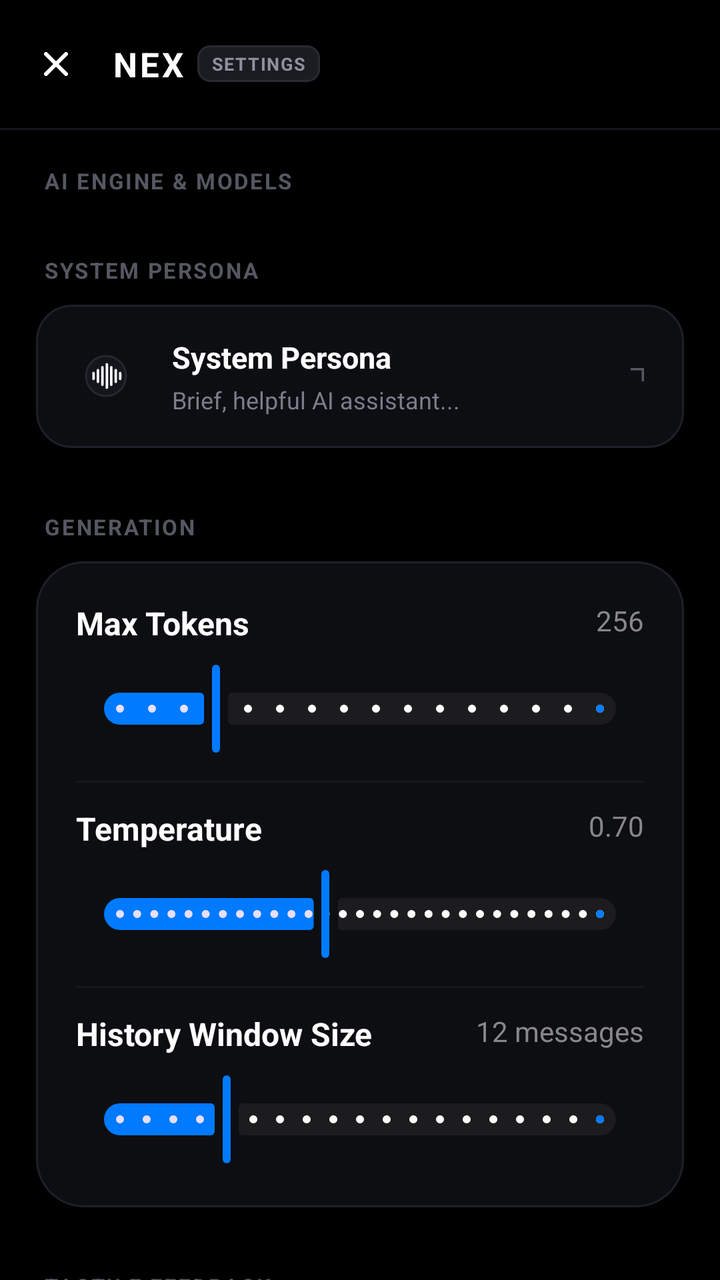
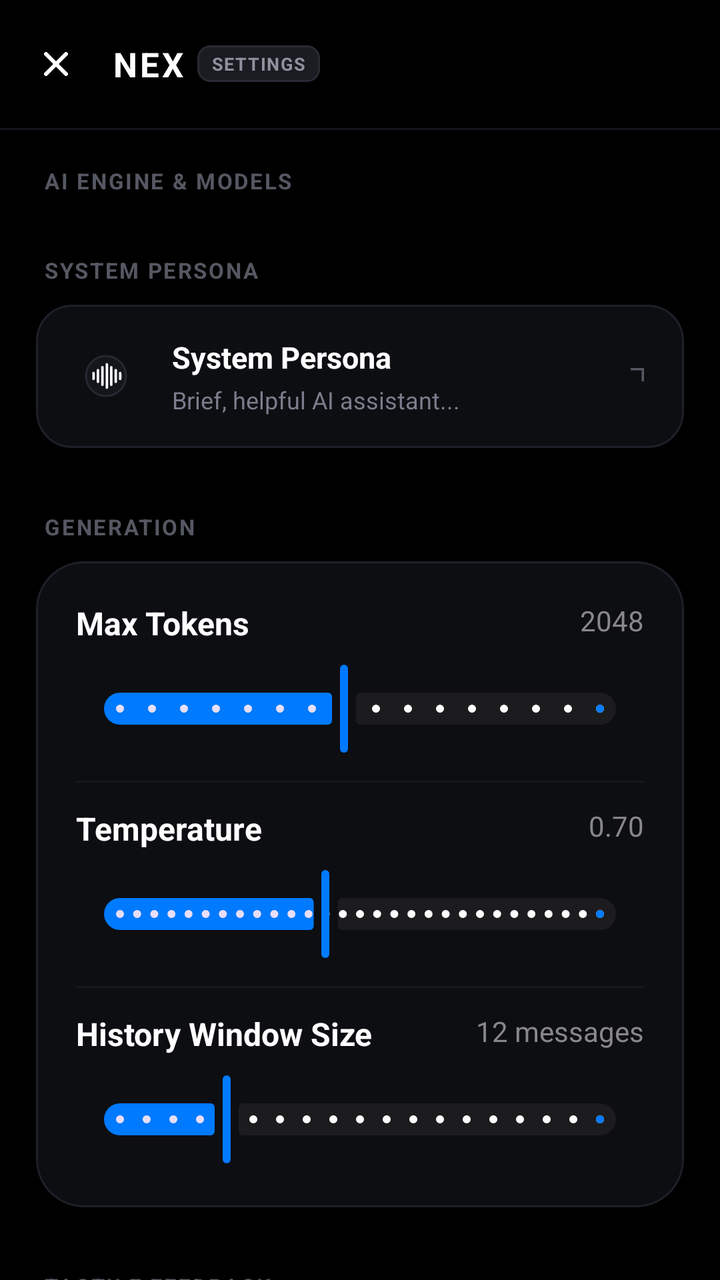

An Android layout rendered at two revisions. The XML below is the earlier revision; the diff shows what the commit changed to produce the second picture.
<!-- AndroidManifest.xml: activity theme Theme.NexV1 -->
<!-- res/layout/activity_settings.xml -->
<?xml version="1.0" encoding="utf-8"?>
<androidx.constraintlayout.widget.ConstraintLayout xmlns:android="http://schemas.android.com/apk/res/android"
    xmlns:app="http://schemas.android.com/apk/res-auto"
    xmlns:tools="http://schemas.android.com/tools"
    android:id="@+id/settings_root"
    android:layout_width="match_parent"
    android:layout_height="match_parent"
    android:background="#000000"
    tools:context=".SettingsActivity">

    
    <com.google.android.material.appbar.MaterialToolbar
        android:id="@+id/toolbar"
        android:layout_width="match_parent"
        android:layout_height="wrap_content"
        android:minHeight="?attr/actionBarSize"
        android:background="#000000"
        app:buttonGravity="center_vertical"
        app:contentInsetEnd="16dp"
        app:contentInsetStart="12dp"
        app:layout_constraintTop_toTopOf="parent"
        app:navigationIcon="@drawable/ic_close"
        app:navigationIconTint="@android:color/white">

        <LinearLayout
            android:layout_width="wrap_content"
            android:layout_height="wrap_content"
            android:layout_gravity="start|center_vertical"
            android:gravity="center_vertical"
            android:orientation="horizontal">

            <TextView
                android:layout_width="wrap_content"
                android:layout_height="wrap_content"
                android:letterSpacing="0.08"
                android:text="NEX"
                android:textColor="@android:color/white"
                android:textSize="17sp"
                android:textStyle="bold" />

            <TextView
                android:layout_width="wrap_content"
                android:layout_height="wrap_content"
                android:layout_marginStart="6dp"
                android:background="@drawable/bg_pill_tag"
                android:letterSpacing="0.06"
                android:text="SETTINGS"
                android:textColor="#8E929E"
                android:textSize="9sp"
                android:textStyle="bold" />
        </LinearLayout>

    </com.google.android.material.appbar.MaterialToolbar>

    
    <View
        android:id="@+id/headerDivider"
        android:layout_width="match_parent"
        android:layout_height="1dp"
        android:background="#14161C"
        app:layout_constraintTop_toBottomOf="@id/toolbar" />

    
    <androidx.core.widget.NestedScrollView
        android:layout_width="match_parent"
        android:layout_height="0dp"
        android:fillViewport="true"
        android:overScrollMode="never"
        android:scrollbars="none"
        app:layout_constraintBottom_toBottomOf="parent"
        app:layout_constraintTop_toBottomOf="@id/headerDivider">

        <LinearLayout
            android:layout_width="match_parent"
            android:layout_height="wrap_content"
            android:orientation="vertical"
            android:paddingHorizontal="18dp"
            android:paddingTop="18dp"
            android:paddingBottom="28dp">

            
            <TextView
                android:layout_width="match_parent"
                android:layout_height="wrap_content"
                android:layout_marginStart="4dp"
                android:layout_marginBottom="10dp"
                android:letterSpacing="0.08"
                android:text="AI ENGINE &amp; MODELS"
                android:textColor="#555862"
                android:textSize="11sp"
                android:textStyle="bold" />

            <androidx.recyclerview.widget.RecyclerView
                android:id="@+id/recycler_settings_models"
                android:layout_width="match_parent"
                android:layout_height="wrap_content"
                android:layout_marginBottom="12dp"
                android:nestedScrollingEnabled="false"
                android:overScrollMode="never" />

            
            <com.google.android.material.card.MaterialCardView
                android:id="@+id/card_download_manager"
                android:layout_width="match_parent"
                android:layout_height="wrap_content"
                android:layout_marginBottom="24dp"
                android:visibility="gone"
                app:cardBackgroundColor="#131314"
                app:cardCornerRadius="20dp"
                app:strokeColor="#007AFF"
                app:strokeWidth="1dp">

                <LinearLayout
                    android:layout_width="match_parent"
                    android:layout_height="wrap_content"
                    android:orientation="vertical"
                    android:padding="20dp">

                    <TextView
                        android:id="@+id/tv_download_title"
                        android:layout_width="wrap_content"
                        android:layout_height="wrap_content"
                        android:text="Model Download Required"
                        android:textColor="@android:color/white"
                        android:textSize="16sp"
                        android:textStyle="bold" />

                    <TextView
                        android:id="@+id/tv_download_status"
                        android:layout_width="wrap_content"
                        android:layout_height="wrap_content"
                        android:layout_marginTop="6dp"
                        android:lineSpacingExtra="2dp"
                        android:text="Download the model to use it offline."
                        android:textColor="#8E8E93"
                        android:textSize="12sp" />

                    <com.google.android.material.progressindicator.LinearProgressIndicator
                        android:id="@+id/pb_download_progress"
                        android:layout_width="match_parent"
                        android:layout_height="wrap_content"
                        android:layout_marginTop="16dp"
                        android:visibility="gone"
                        app:indicatorColor="#007AFF"
                        app:trackColor="#3A3A3C" />

                    <com.google.android.material.button.MaterialButton
                        android:id="@+id/btn_action_download"
                        style="@style/Widget.Material3.Button"
                        android:layout_width="match_parent"
                        android:layout_height="wrap_content"
                        android:layout_marginTop="16dp"
                        android:text="Download"
                        app:backgroundTint="#007AFF"
                        app:cornerRadius="14dp" />
                </LinearLayout>
            </com.google.android.material.card.MaterialCardView>

            
            <TextView
                android:layout_width="match_parent"
                android:layout_height="wrap_content"
                android:layout_marginStart="4dp"
                android:layout_marginTop="8dp"
                android:layout_marginBottom="10dp"
                android:letterSpacing="0.08"
                android:text="SYSTEM PERSONA"
                android:textColor="#555862"
                android:textSize="11sp"
                android:textStyle="bold" />

            <com.google.android.material.card.MaterialCardView
                android:layout_width="match_parent"
                android:layout_height="wrap_content"
                android:layout_marginBottom="24dp"
                app:cardBackgroundColor="#0D0E12"
                app:cardCornerRadius="18dp"
                app:cardElevation="0dp"
                app:strokeColor="#1E2129"
                app:strokeWidth="1dp">

                <LinearLayout
                    android:id="@+id/btn_edit_persona"
                    android:layout_width="match_parent"
                    android:layout_height="wrap_content"
                    android:background="?attr/selectableItemBackground"
                    android:clickable="true"
                    android:focusable="true"
                    android:orientation="vertical"
                    android:padding="16dp">

                    <RelativeLayout
                        android:layout_width="match_parent"
                        android:layout_height="wrap_content">

                        <com.google.android.material.imageview.ShapeableImageView
                            android:id="@+id/icon_persona"
                            android:layout_width="38dp"
                            android:layout_height="38dp"
                            android:layout_centerVertical="true"
                            android:background="#14161B"
                            android:padding="9dp"
                            android:src="@drawable/ic_persona"
                            app:shapeAppearanceOverlay="@style/ShapeAppearance.Material3.Corner.Full"
                            app:strokeColor="#252832"
                            app:strokeWidth="1dp"
                            app:tint="@android:color/white" />

                        <LinearLayout
                            android:layout_width="wrap_content"
                            android:layout_height="wrap_content"
                            android:layout_centerVertical="true"
                            android:layout_marginStart="14dp"
                            android:layout_toEndOf="@id/icon_persona"
                            android:orientation="vertical">

                            <TextView
                                android:layout_width="wrap_content"
                                android:layout_height="wrap_content"
                                android:text="System Persona"
                                android:textColor="@android:color/white"
                                android:textSize="15sp"
                                android:textStyle="bold" />

                            <TextView
                                android:id="@+id/tv_persona_summary"
                                android:layout_width="wrap_content"
                                android:layout_height="wrap_content"
                                android:layout_marginTop="3dp"
                                android:ellipsize="end"
                                android:maxLines="2"
                                android:text="Brief, helpful AI assistant..."
                                android:textColor="#7A7E8C"
                                android:textSize="12sp" />
                        </LinearLayout>

                        <ImageView
                            android:layout_width="16dp"
                            android:layout_height="16dp"
                            android:layout_alignParentEnd="true"
                            android:layout_centerVertical="true"
                            android:src="@drawable/ic_arrow_up_right"
                            app:tint="#555862" />
                    </RelativeLayout>
                </LinearLayout>
            </com.google.android.material.card.MaterialCardView>

            
            <TextView
                android:layout_width="match_parent"
                android:layout_height="wrap_content"
                android:layout_marginStart="4dp"
                android:layout_marginTop="8dp"
                android:layout_marginBottom="10dp"
                android:letterSpacing="0.08"
                android:text="GENERATION"
                android:textColor="#555862"
                android:textSize="11sp"
                android:textStyle="bold" />

            <com.google.android.material.card.MaterialCardView
                android:layout_width="match_parent"
                android:layout_height="wrap_content"
                android:layout_marginBottom="24dp"
                app:cardBackgroundColor="#0D0E12"
                app:cardCornerRadius="24dp"
                app:cardElevation="0dp"
                app:strokeColor="#1E2129"
                app:strokeWidth="1dp">

                <LinearLayout
                    android:layout_width="match_parent"
                    android:layout_height="wrap_content"
                    android:orientation="vertical"
                    android:padding="20dp">

                    
                    <LinearLayout
                        android:layout_width="match_parent"
                        android:layout_height="wrap_content"
                        android:orientation="vertical">

                        <RelativeLayout
                            android:layout_width="match_parent"
                            android:layout_height="wrap_content">

                            <TextView
                                android:layout_width="wrap_content"
                                android:layout_height="wrap_content"
                                android:text="Max Tokens"
                                android:textColor="@android:color/white"
                                android:textSize="16sp"
                                android:textStyle="bold" />

                            <TextView
                                android:id="@+id/tv_max_tokens_val"
                                android:layout_width="wrap_content"
                                android:layout_height="wrap_content"
                                android:layout_alignParentEnd="true"
                                android:text="256"
                                android:textColor="#888888"
                                android:textSize="14sp" />
                        </RelativeLayout>

                        <com.google.android.material.slider.Slider
                            android:id="@+id/slider_max_tokens"
                            android:layout_width="match_parent"
                            android:layout_height="wrap_content"
                            android:layout_marginTop="8dp"
                            android:stepSize="64.0"
                            android:value="256.0"
                            android:valueFrom="64.0"
                            android:valueTo="1024.0"
                            app:thumbColor="#007AFF"
                            app:trackColorActive="#007AFF"
                            app:trackColorInactive="#1C1C1E" />
                    </LinearLayout>

                    <View
                        android:layout_width="match_parent"
                        android:layout_height="1dp"
                        android:layout_marginVertical="12dp"
                        android:background="#0AFFFFFF" />

                    
                    <LinearLayout
                        android:layout_width="match_parent"
                        android:layout_height="wrap_content"
                        android:orientation="vertical">

                        <RelativeLayout
                            android:layout_width="match_parent"
                            android:layout_height="wrap_content">

                            <TextView
                                android:layout_width="wrap_content"
                                android:layout_height="wrap_content"
                                android:text="Temperature"
                                android:textColor="@android:color/white"
                                android:textSize="16sp"
                                android:textStyle="bold" />

                            <TextView
                                android:id="@+id/tv_temperature_val"
                                android:layout_width="wrap_content"
                                android:layout_height="wrap_content"
                                android:layout_alignParentEnd="true"
                                android:text="0.70"
                                android:textColor="#888888"
                                android:textSize="14sp" />
                        </RelativeLayout>

                        <com.google.android.material.slider.Slider
                            android:id="@+id/slider_temperature"
                            android:layout_width="match_parent"
                            android:layout_height="wrap_content"
                            android:layout_marginTop="8dp"
                            android:stepSize="0.05"
                            android:value="0.7"
                            android:valueFrom="0.1"
                            android:valueTo="1.5"
                            app:thumbColor="#007AFF"
                            app:trackColorActive="#007AFF"
                            app:trackColorInactive="#1C1C1E" />
                    </LinearLayout>

                    <View
                        android:layout_width="match_parent"
                        android:layout_height="1dp"
                        android:layout_marginVertical="12dp"
                        android:background="#0AFFFFFF" />

                    
                    <LinearLayout
                        android:layout_width="match_parent"
                        android:layout_height="wrap_content"
                        android:orientation="vertical">

                        <RelativeLayout
                            android:layout_width="match_parent"
                            android:layout_height="wrap_content">

                            <TextView
                                android:layout_width="wrap_content"
                                android:layout_height="wrap_content"
                                android:text="History Window Size"
                                android:textColor="@android:color/white"
                                android:textSize="16sp"
                                android:textStyle="bold" />

                            <TextView
                                android:id="@+id/tv_context_window_val"
                                android:layout_width="wrap_content"
                                android:layout_height="wrap_content"
                                android:layout_alignParentEnd="true"
                                android:text="12 messages"
                                android:textColor="#888888"
                                android:textSize="14sp" />
                        </RelativeLayout>

                        <com.google.android.material.slider.Slider
                            android:id="@+id/slider_context_window"
                            android:layout_width="match_parent"
                            android:layout_height="wrap_content"
                            android:layout_marginTop="8dp"
                            android:stepSize="2.0"
                            android:value="12.0"
                            android:valueFrom="4.0"
                            android:valueTo="40.0"
                            app:thumbColor="#007AFF"
                            app:trackColorActive="#007AFF"
                            app:trackColorInactive="#1C1C1E" />
                    </LinearLayout>
                </LinearLayout>
            </com.google.android.material.card.MaterialCardView>

            
            <TextView
                android:layout_width="match_parent"
                android:layout_height="wrap_content"
                android:layout_marginStart="4dp"
                android:layout_marginTop="8dp"
                android:layout_marginBottom="10dp"
                android:letterSpacing="0.08"
                android:text="TACTILE FEEDBACK"
                android:textColor="#555862"
                android:textSize="11sp"
                android:textStyle="bold" />

            <com.google.android.material.card.MaterialCardView
                android:layout_width="match_parent"
                android:layout_height="wrap_content"
                android:layout_marginBottom="24dp"
                app:cardBackgroundColor="#0D0E12"
                app:cardCornerRadius="18dp"
                app:cardElevation="0dp"
                app:strokeColor="#1E2129"
                app:strokeWidth="1dp">

                <RelativeLayout
                    android:id="@+id/layout_haptic_feedback"
                    android:layout_width="match_parent"
                    android:layout_height="64dp"
                    android:background="?attr/selectableItemBackground"
                    android:clickable="true"
                    android:focusable="true"
                    android:paddingHorizontal="16dp">

                    <com.google.android.material.imageview.ShapeableImageView
                        android:id="@+id/icon_haptic"
                        android:layout_width="38dp"
                        android:layout_height="38dp"
                        android:layout_centerVertical="true"
                        android:background="#14161B"
                        android:padding="9dp"
                        android:src="@drawable/ic_vibration"
                        app:shapeAppearanceOverlay="@style/ShapeAppearance.Material3.Corner.Full"
                        app:strokeColor="#252832"
                        app:strokeWidth="1dp"
                        app:tint="@android:color/white" />

                    <TextView
                        android:layout_width="wrap_content"
                        android:layout_height="wrap_content"
                        android:layout_centerVertical="true"
                        android:layout_marginStart="14dp"
                        android:layout_toEndOf="@id/icon_haptic"
                        android:text="Haptic Feedback"
                        android:textColor="@android:color/white"
                        android:textSize="15sp"
                        android:textStyle="bold" />

                    <com.google.android.material.materialswitch.MaterialSwitch
                        android:id="@+id/switch_haptic"
                        android:layout_width="wrap_content"
                        android:layout_height="wrap_content"
                        android:layout_alignParentEnd="true"
                        android:layout_centerVertical="true"
                        android:checked="true" />
                </RelativeLayout>
            </com.google.android.material.card.MaterialCardView>

        </LinearLayout>
    </androidx.core.widget.NestedScrollView>

</androidx.constraintlayout.widget.ConstraintLayout>
<!-- resources referenced by this layout -->
<resources>
  <!-- drawable bg_pill_tag (drawable) -->
  <?xml version="1.0" encoding="utf-8"?>
  <shape xmlns:android="http://schemas.android.com/apk/res/android"
      android:shape="rectangle">
      <solid android:color="#1A1C22" />
      <stroke
          android:width="1dp"
          android:color="#282B34" />
      <corners android:radius="6dp" />
      <padding
          android:bottom="3dp"
          android:left="7dp"
          android:right="7dp"
          android:top="3dp" />
  </shape>
  <!-- drawable ic_arrow_up_right (drawable) -->
  <vector xmlns:android="http://schemas.android.com/apk/res/android"
      android:width="20dp"
      android:height="20dp"
      android:viewportWidth="24"
      android:viewportHeight="24">
      <path
          android:fillColor="@android:color/white"
          android:pathData="M6,18L16.2,7.8H8V6H18V16H16.2V7.8L6,18Z"/>
  </vector>
  <!-- drawable ic_close (drawable) -->
  <vector xmlns:android="http://schemas.android.com/apk/res/android" android:height="24dp" android:viewportHeight="24" android:viewportWidth="24" android:width="24dp">
        
      <path android:fillColor="#00000000" android:fillType="evenOdd" android:pathData="M17,7L7,17" android:strokeColor="#fff" android:strokeLineCap="round" android:strokeWidth="2"/>
        
      <path android:fillColor="#00000000" android:fillType="evenOdd" android:pathData="M7,7L17,17" android:strokeColor="#fff" android:strokeLineCap="round" android:strokeWidth="2"/>
      
  </vector>
  <!-- drawable ic_vibration (drawable) -->
  <vector xmlns:android="http://schemas.android.com/apk/res/android"
      android:width="24dp"
      android:height="24dp"
      android:viewportWidth="256"
      android:viewportHeight="256">
      <path
          android:fillColor="@android:color/white"
          android:pathData="M183.99951,56V200a24.0275,24.0275,0,0,1-24,24h-64a24.0275,24.0275,0,0,1-24-24V56a24.0275,24.0275,0,0,1,24-24h64A24.0275,24.0275,0,0,1,183.99951,56Zm24.00293,24a8.00039,8.00039,0,0,0-8,8v80a8,8,0,0,0,16,0V88A8.00039,8.00039,0,0,0,208.00244,80Zm32,16a8.00039,8.00039,0,0,0-8,8v48a8,8,0,0,0,16,0V104A8.00039,8.00039,0,0,0,240.00244,96ZM47.99951,80a8.00039,8.00039,0,0,0-8,8v80a8,8,0,0,0,16,0V88A8.00039,8.00039,0,0,0,47.99951,80Zm-32,16a8.00039,8.00039,0,0,0-8,8v48a8,8,0,0,0,16,0V104A8.00039,8.00039,0,0,0,15.99951,96Z"/>
  </vector>
  <style name="Theme.NexV1" parent="Theme.Material3.DayNight.NoActionBar">
          
          <item name="colorPrimary">@color/white</item>
          <item name="colorOnPrimary">@color/black</item>
          <item name="colorSecondary">#8E8E93</item>
  
          
          <item name="android:textColorHighlight">@color/selection_color</item>
          <item name="colorControlActivated">@color/white</item>
          <item name="colorControlHighlight">@color/selection_color</item>
  
          
          <item name="android:colorBackground">@color/black</item>
          <item name="android:windowBackground">@color/black</item>
  
          
          <item name="android:statusBarColor">@color/black</item>
          <item name="android:windowFullscreen">false</item>
          <item name="android:fitsSystemWindows">true</item>
      </style>
  <color name="white">#FFFFFF</color>
  <color name="black">#000000</color>
  <color name="selection_color">#40FFFFFF</color>
  <!-- unchanged entries left out for length: 1 -->
</resources>

<!-- the commit's change to res/layout/activity_settings.xml (unified diff, before → after) -->
@@ -297,7 +297,7 @@
                                 android:layout_width="wrap_content"
                                 android:layout_height="wrap_content"
                                 android:layout_alignParentEnd="true"
-                                android:text="256"
+                                android:text="2048"
                                 android:textColor="#888888"
                                 android:textSize="14sp" />
                         </RelativeLayout>
@@ -307,10 +307,10 @@
                             android:layout_width="match_parent"
                             android:layout_height="wrap_content"
                             android:layout_marginTop="8dp"
-                            android:stepSize="64.0"
-                            android:value="256.0"
-                            android:valueFrom="64.0"
-                            android:valueTo="1024.0"
+                            android:stepSize="256.0"
+                            android:value="2048.0"
+                            android:valueFrom="256.0"
+                            android:valueTo="4096.0"
                             app:thumbColor="#007AFF"
                             app:trackColorActive="#007AFF"
                             app:trackColorInactive="#1C1C1E" />
